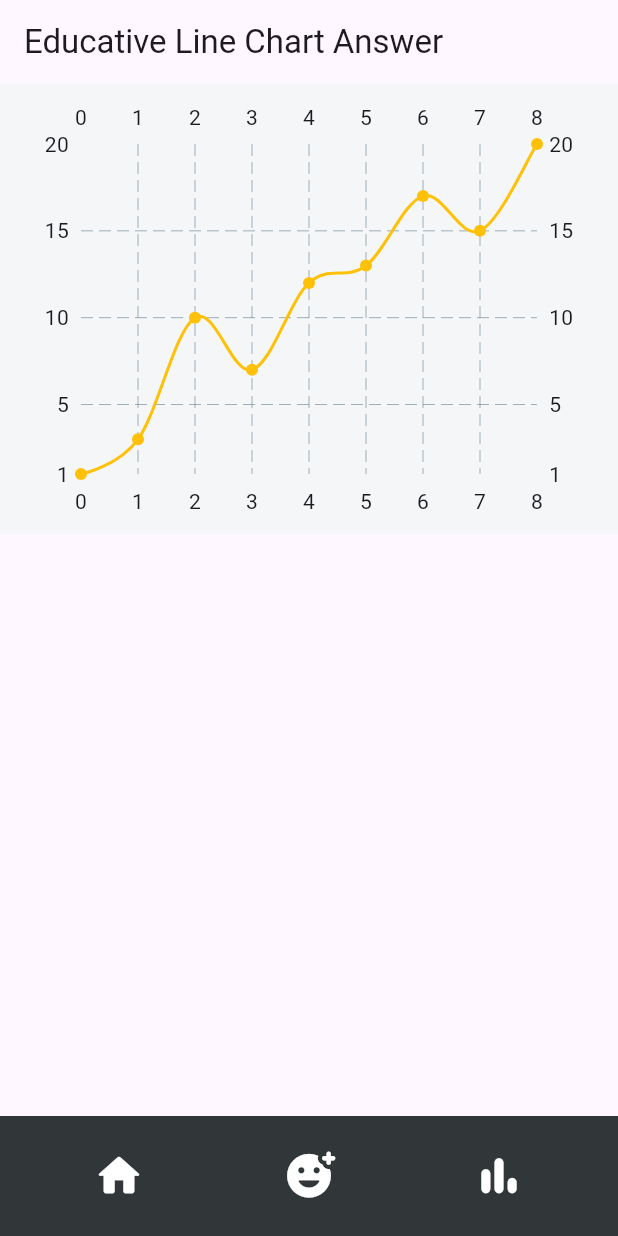
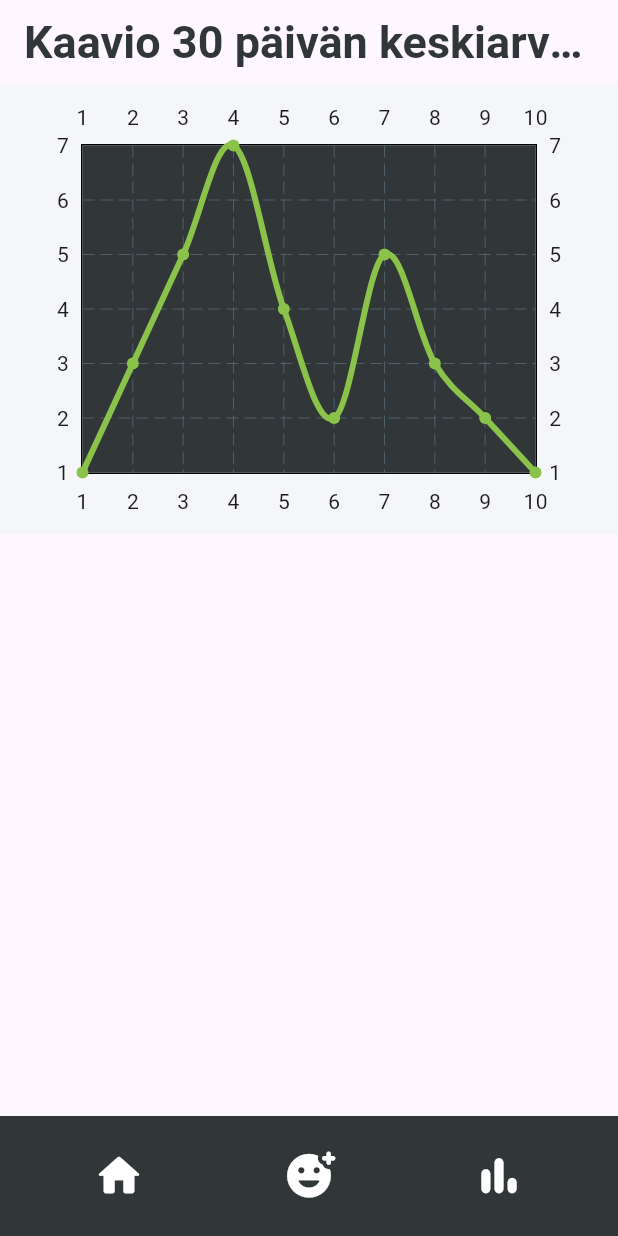
Before and after one commit to Shrimpage/tunteetON, a Flutter app: the screen it shows after launch, item 3 of the bottom bar chosen, on a phone screen of 412 x 824 dp. Run offline on Flutter 3.47's test engine with Material 3 defaults, Android fonts, the phone set to English and light mode, and no system bars; drawn by our look-alikes of fl_chart; our stand-ins replace shared_preferences; missing offline and left inert: list_wheel_scroll_view_nls; Roboto replaces fonts that are missing (Arial).

Commit message:
Protoilua kaaviolla

```diff
--- a/lib/kaavio.dart
+++ b/lib/kaavio.dart
@@ -1,21 +1,22 @@
 import 'package:flutter/material.dart';
 import 'package:fl_chart/fl_chart.dart';
-import 'main.dart';
-import 'arvio.dart';
 
 class Kaavio extends StatelessWidget {
   Kaavio({super.key});
+
   List<FlSpot> chartData = [
-  FlSpot(0, 1),
-  FlSpot(1, 3),
-  FlSpot(2, 10),
-  FlSpot(3, 7),
-  FlSpot(4, 12),
-  FlSpot(5, 13),
-  FlSpot(6, 17),
-  FlSpot(7, 15),
-  FlSpot(8, 20),
-];
+    // use datetime values in double format as x values
+    FlSpot(1, 1),
+    FlSpot(2, 3),
+    FlSpot(3, 5),
+    FlSpot(4, 7),
+    FlSpot(5, 4),
+    FlSpot(6, 2),
+    FlSpot(7, 5),
+    FlSpot(8, 3),
+    FlSpot(9, 2),
+    FlSpot(10, 1),
+  ];
 
   @override
   Widget build(BuildContext context) {
@@ -50,17 +51,26 @@ class Kaavio extends StatelessWidget {
         ),
       ),
         appBar: AppBar(
-          title: const Text('Educative Line Chart Answer'),
+          title: const Text('Kaavio 30 päivän keskiarvoista'),
+          titleTextStyle: const TextStyle(
+            fontSize: 30,
+            fontFamily: 'Arial',
+            fontWeight: FontWeight.bold,
+            color: Color.fromARGB(255, 49, 54, 56),
+          ),
+          centerTitle: true,
         ),
         body: Container(
+
           color: const Color.fromARGB(255, 244, 246, 248),
         padding: const EdgeInsets.all(10),
         width: double.infinity,
         height: 300,
         child: LineChart(
-          LineChartData(borderData: FlBorderData(show: false), lineBarsData: [
-            LineChartBarData(spots: chartData, isCurved: true, color: Colors.amber),
-          ]),
+          LineChartData(borderData: FlBorderData(show: true), lineBarsData: [
+            LineChartBarData(spots: chartData, isCurved: true, color: Colors.lightGreen, barWidth: 4),
+          ], backgroundColor: const Color.fromARGB(255, 49, 54, 56),
+          ),
         ),
       ),
       ),
```
